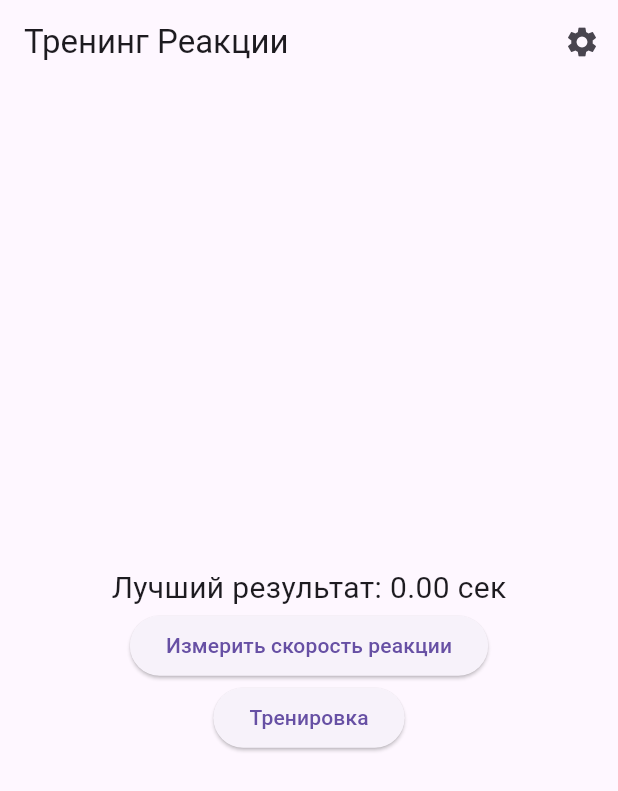
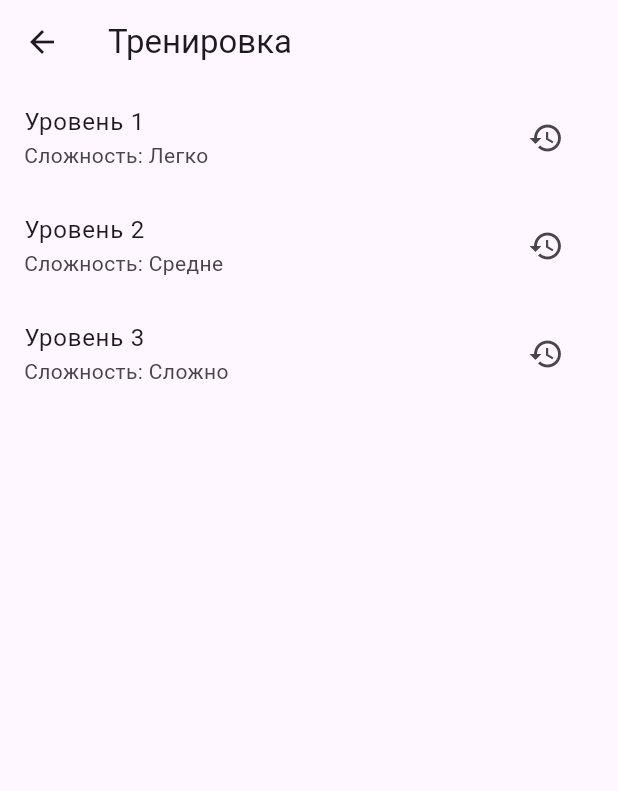
Before and after one commit to RaiFy228/reaction-speed-trainer, a Flutter app: the screen it shows after launch, after a tap on "Тренировка", on a phone screen of 412 x 824 dp. Shown: the top 791 px of the screen. Run offline on Flutter 3.47's test engine with Material 3 defaults, Android fonts, the phone set to English and light mode, and no system bars; our stand-ins replace shared_preferences.

Commit message:
feat: добавлен экран со списком уровней

```diff
--- a/lib/main.dart
+++ b/lib/main.dart
@@ -1,10 +1,10 @@
 import 'package:flutter/material.dart';
 import 'package:provider/provider.dart';
+import 'package:reaction_speed_trainer/providers/levels_provider.dart';
 import 'providers/reaction_provider.dart';
 import 'screens/home_screen.dart';
 import 'screens/measure_reaction_screen.dart';
-import 'screens/training_screen.dart';
-import 'screens/level_screen.dart';
+import 'screens/level_list_screen.dart';
 import 'screens/history_screen.dart';
 
 void main() {
@@ -12,6 +12,7 @@ void main() {
     MultiProvider(
       providers: [
         ChangeNotifierProvider(create: (_) => ReactionProvider()),
+        ChangeNotifierProvider(create: (_) => LevelsProvider())
       ],
       child: const MyApp(),
     ),
@@ -32,9 +33,9 @@ class MyApp extends StatelessWidget {
       routes: {
         '/': (context) => const HomeScreen(),
         '/measure-reaction': (context) => const MeasureReactionScreen(),
-        // '/training': (context) => const TrainingScreen(),
-        // '/level': (context) => const LevelScreen(),
-        // '/history': (context) => const HistoryScreen(),
+        '/levels-list': (context) => const LevelsListScreen(),
+
+        '/history': (context) => const HistoryScreen(),
       },
     );
   }
--- a/lib/models/level.dart
+++ b/lib/models/level.dart
@@ -0,0 +1,29 @@
+import 'package:flutter/material.dart';
+
+class Level {
+  final int id;
+  final String name;
+  final String difficulty;
+  final String description;
+  final WidgetBuilder trainingWidgetBuilder;
+  final List<LevelResult> history;
+
+  Level({
+    required this.id,
+    required this.name,
+    required this.difficulty,
+    required this.description,
+    required this.trainingWidgetBuilder,
+    this.history = const [],
+  });
+}
+
+class LevelResult {
+  final double reactionTime;
+  final DateTime date;
+
+  LevelResult({
+    required this.reactionTime,
+    required this.date,
+  });
+}
--- a/lib/providers/levels_provider.dart
+++ b/lib/providers/levels_provider.dart
@@ -0,0 +1,46 @@
+import 'package:flutter/material.dart';
+import 'package:reaction_speed_trainer/widgets/levels/level_1_widget.dart';
+import 'package:reaction_speed_trainer/widgets/levels/level_2_widget.dart';
+import 'package:reaction_speed_trainer/widgets/levels/level_3_widget.dart';
+import '../models/level.dart';
+
+class LevelsProvider with ChangeNotifier {
+  final List<Level> _levels = [
+    Level(
+      id: 1,
+      name: 'Уровень 1',
+      difficulty: 'Легко',
+      description: 'Нажмите на блок, когда он изменит цвет.',
+      trainingWidgetBuilder: (context) => const Level1Widget(),
+    ),
+    Level(
+      id: 2,
+      name: 'Уровень 2',
+      difficulty: 'Средне',
+      description: 'Поймайте движущийся объект.',
+      trainingWidgetBuilder: (context) => const Level2Widget(),
+    ),
+    Level(
+      id: 3,
+      name: 'Уровень 3',
+      difficulty: 'Сложно',
+      description: 'Взаимодействуйте с кругами.',
+      trainingWidgetBuilder: (context) => const Level3Widget(),
+    ),
+    // Добавьте остальные уровни аналогично
+  ];
+
+  List<Level> get levels => _levels;
+
+  void addResult(int levelId, double reactionTime) {
+    final level = _levels.firstWhere((l) => l.id == levelId);
+    level.history.add(LevelResult(reactionTime: reactionTime, date: DateTime.now()));
+    notifyListeners();
+  }
+
+  void clearHistory(int levelId) {
+    final level = _levels.firstWhere((l) => l.id == levelId);
+    level.history.clear();
+    notifyListeners();
+  }
+}
--- a/lib/screens/home_screen.dart
+++ b/lib/screens/home_screen.dart
@@ -37,7 +37,7 @@ class HomeScreen extends StatelessWidget {
             ),
             ElevatedButton(
               onPressed: () {
-                Navigator.pushNamed(context, '/training');
+                Navigator.pushNamed(context, '/levels-list');
               },
               child: const Text('Тренировка'),
             ),
--- /dev/null
+++ b/lib/screens/level_list_screen.dart
@@ -0,0 +1,26 @@
+import 'package:flutter/material.dart';
+import 'package:provider/provider.dart';
+import '../providers/levels_provider.dart';
+import '../widgets/level_item_widget.dart';
+
+class LevelsListScreen extends StatelessWidget {
+  const LevelsListScreen({super.key});
+
+  @override
+  Widget build(BuildContext context) {
+    final levelsProvider = Provider.of<LevelsProvider>(context);
+
+    return Scaffold(
+      appBar: AppBar(
+        title: const Text('Тренировка'),
+      ),
+      body: ListView.builder(
+        itemCount: levelsProvider.levels.length,
+        itemBuilder: (context, index) {
+          final level = levelsProvider.levels[index];
+          return LevelItemWidget(level: level);
+        },
+      ),
+    );
+  }
+}
--- a/lib/widgets/level_item_widget.dart
+++ b/lib/widgets/level_item_widget.dart
@@ -0,0 +1,37 @@
+import 'package:flutter/material.dart';
+import 'package:reaction_speed_trainer/screens/training_session_screen.dart';
+import '../models/level.dart';
+
+class LevelItemWidget extends StatelessWidget {
+  final Level level;
+
+  const LevelItemWidget({super.key, required this.level});
+
+  @override
+  Widget build(BuildContext context) {
+    return ListTile(
+      title: Text(level.name),
+      subtitle: Text('Сложность: ${level.difficulty}'),
+      trailing: IconButton(
+        icon: const Icon(Icons.history),
+        onPressed: () {
+          // Открыть экран истории результатов
+          Navigator.pushNamed(
+            context,
+            '/level-history',
+            arguments: level,
+          );
+        },
+      ),
+      onTap: () {
+        // Открыть экран уровня
+        Navigator.push(
+          context,
+          MaterialPageRoute(
+            builder: (context) => TrainingSessionScreen(level: level),
+          ),
+        );
+      },
+    );
+  }
+}
```
Also changed, not shown: lib/screens/history_screen.dart (+55 -0 lines), lib/screens/training_session_screen.dart (added, +19 -0 lines), lib/widgets/levels/level_1_widget.dart (added, +70 -0 lines), lib/widgets/levels/level_2_widget.dart (added, +80 -0 lines), lib/widgets/levels/level_3_widget.dart (added, +67 -0 lines), lib/screens/level_screen.dart (deleted), lib/screens/training_screen.dart (deleted).
